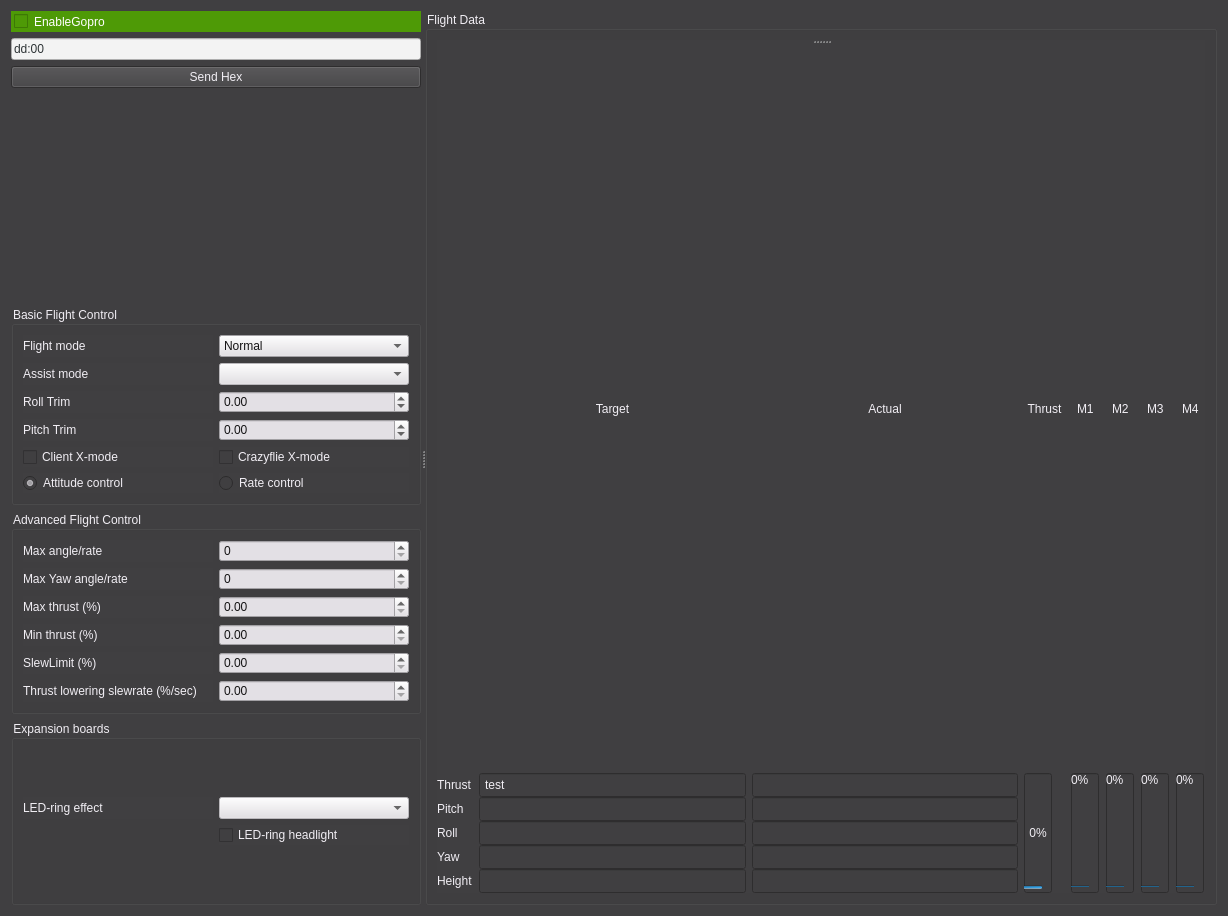
Qt form src/cfclient/ui/tabs/flightTab.ui (takyonxxx/CfClient) before a commit.
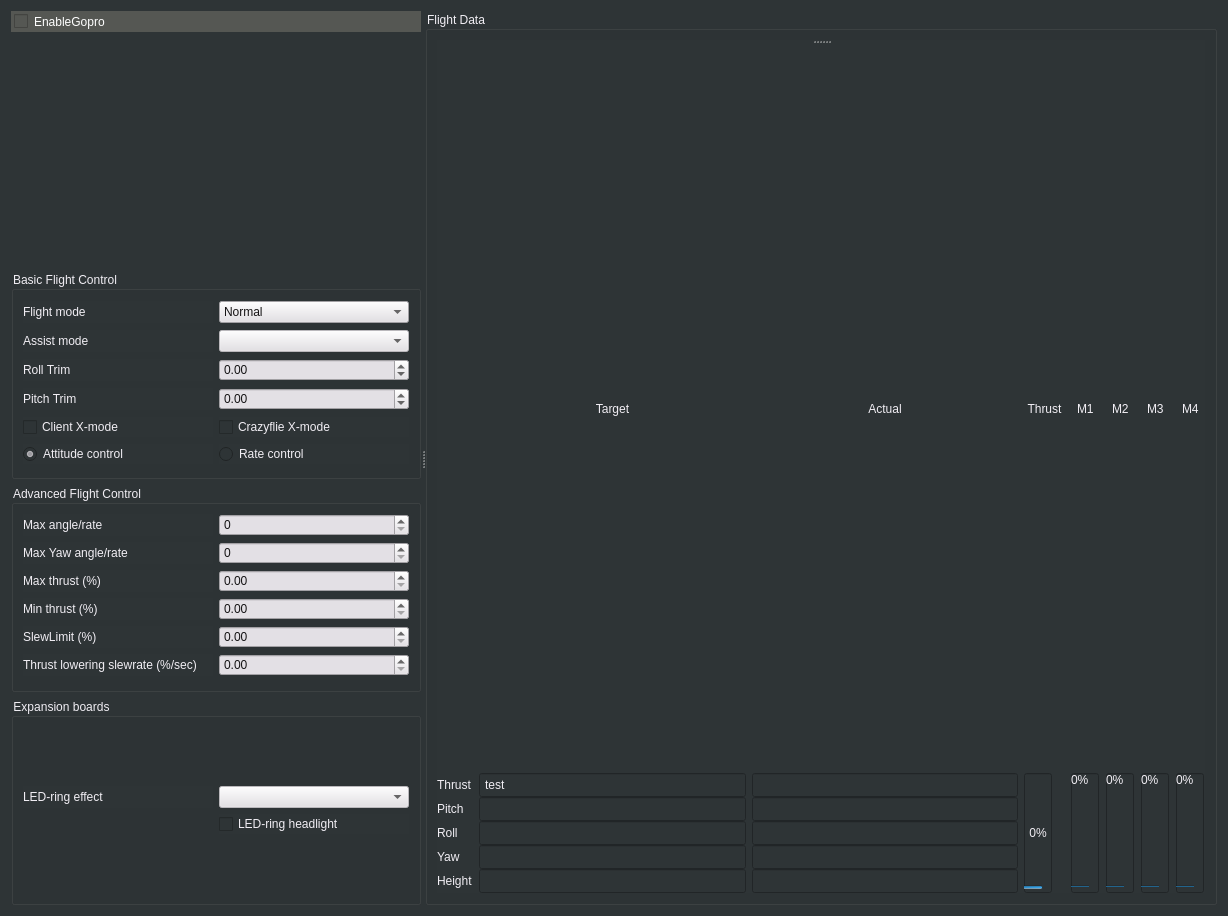
The same form after that commit.

Commit message:
send hex
send hex

What changed in the file:
```diff
--- a/src/cfclient/ui/tabs/flightTab.ui
+++ b/src/cfclient/ui/tabs/flightTab.ui
@@ -14,8 +14,8 @@
    <string>Form</string>
   </property>
   <property name="styleSheet">
-   <string notr="true">background-color: rgb(64, 63, 65);
-color: rgb(241, 238, 244);</string>
+   <string notr="true">color: rgb(241, 238, 244);
+background-color: rgb(46, 52, 54);</string>
   </property>
   <layout class="QHBoxLayout" name="horizontalLayout">
    <item>
@@ -32,32 +32,14 @@
         <widget class="QCheckBox" name="checkEnableGoPro">
          <property name="styleSheet">
           <string notr="true">color: rgb(255, 255, 255);
-background-color: rgb(78, 154, 6);
-padding: 3px;</string>
+padding: 3px;
+background-color: rgb(85, 87, 83);</string>
          </property>
          <property name="text">
           <string>EnableGopro</string>
          </property>
         </widget>
        </item>
-       <item>
-        <widget class="QLineEdit" name="lineEdit">
-         <property name="styleSheet">
-          <string notr="true">background-color: rgb(243, 243, 243);
-color: rgb(46, 52, 54);</string>
-         </property>
-         <property name="text">
-          <string>dd:00</string>
-         </property>
-        </widget>
-       </item>
-       <item>
-        <widget class="QPushButton" name="sendHexButton">
-         <property name="text">
-          <string>Send Hex</string>
-         </property>
-        </widget>
-       </item>
        <item>
         <spacer name="horizontalSpacer">
          <property name="orientation">
```
The commit also changes 7 other files.
